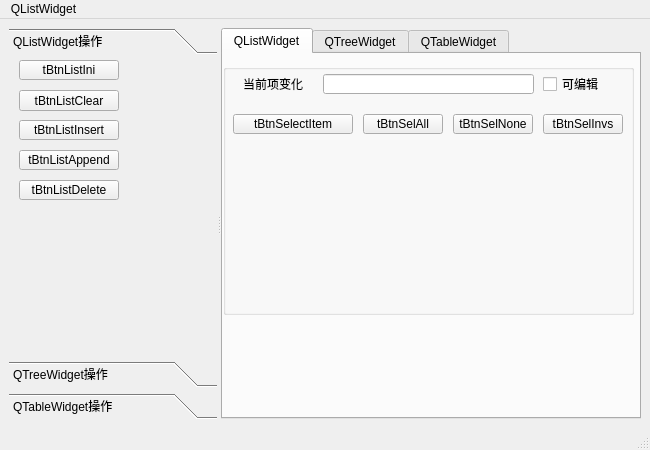
lixiaochun/Study_notes_kd, file Qt/samp4_7/mainwindow.ui: the form before one commit.
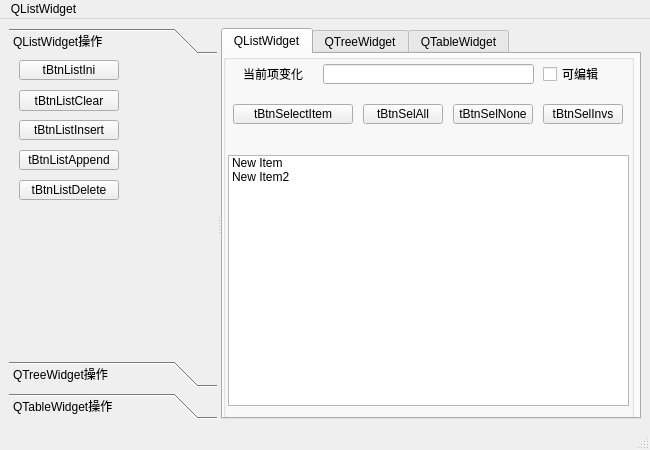
The form after the commit.

What changed in the file:
```diff
--- a/Qt/samp4_7/mainwindow.ui
+++ b/Qt/samp4_7/mainwindow.ui
@@ -156,9 +156,9 @@
          <property name="geometry">
           <rect>
            <x>0</x>
-           <y>10</y>
+           <y>0</y>
            <width>411</width>
-           <height>251</height>
+           <height>371</height>
           </rect>
          </property>
          <property name="title">
@@ -253,6 +253,26 @@
           </property>
          </widget>
         </widget>
+        <widget class="QListWidget" name="listWidget">
+         <property name="geometry">
+          <rect>
+           <x>5</x>
+           <y>101</y>
+           <width>401</width>
+           <height>251</height>
+          </rect>
+         </property>
+         <item>
+          <property name="text">
+           <string>New Item</string>
+          </property>
+         </item>
+         <item>
+          <property name="text">
+           <string>New Item2</string>
+          </property>
+         </item>
+        </widget>
        </widget>
        <widget class="QWidget" name="QTreeWidget">
         <attribute name="title">
```
Left out of the diff: 129 changed lines with no effect on the pictures.
